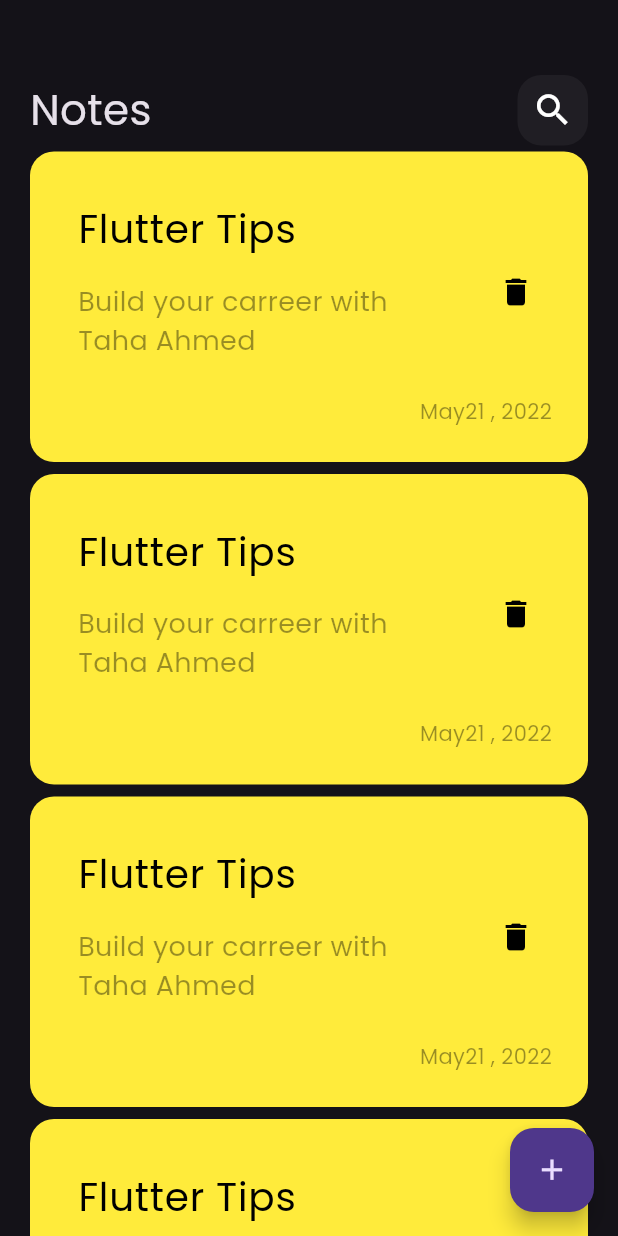
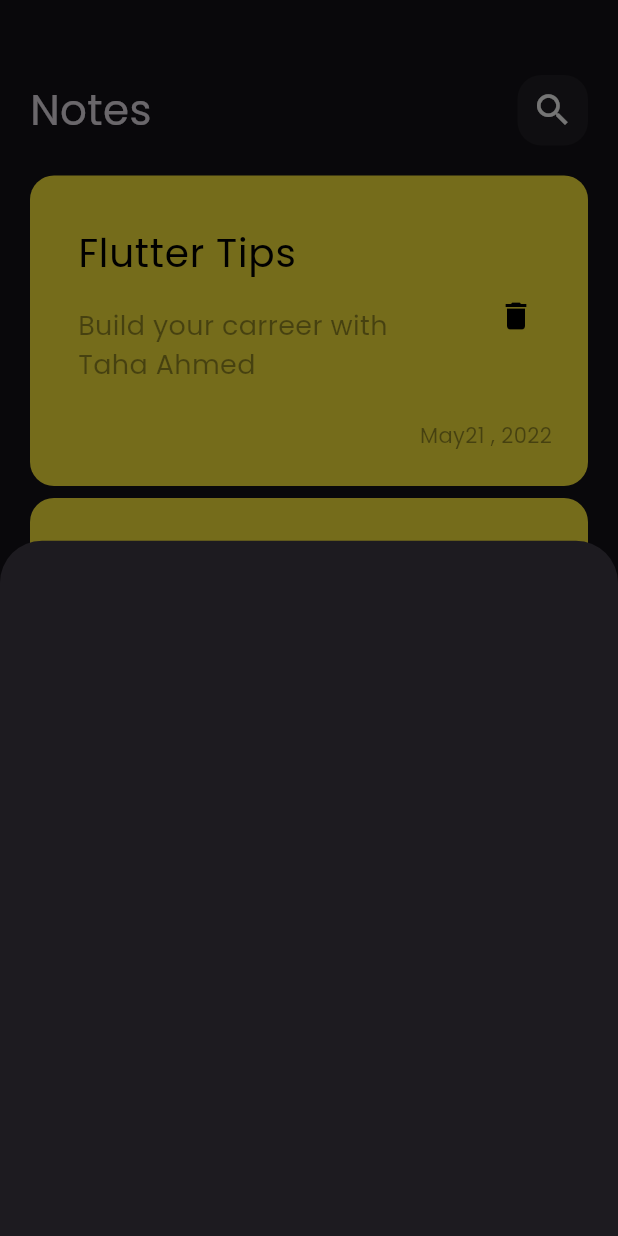
Before and after one commit to TahaAhmed-hup/Notes-App, a Flutter app: the screen it shows after launch, after a tap on the "add" icon, on a phone screen of 412 x 824 dp. Run offline on Flutter 3.47's test engine with Material 3 defaults, Android fonts, the phone set to English and light mode, and no system bars.

Commit message:
show model bottom sheet

```diff
--- a/lib/view/notes_views.dart
+++ b/lib/view/notes_views.dart
@@ -1,4 +1,5 @@
 import 'package:flutter/material.dart';
+import 'package:notebad/widgets/add_note_bottom_sheet.dart';
 import 'package:notebad/widgets/notes_view_body.dart';
 
 class NotesViews extends StatelessWidget {
@@ -8,7 +9,13 @@
   Widget build(BuildContext context) {
     return Scaffold(
       floatingActionButton: FloatingActionButton(
-        onPressed: () {},
+        onPressed: () {
+          showModalBottomSheet(
+              context: context,
+              builder: (context) {
+                return AddNoteBottomSheet();
+              });
+        },
         child: const Icon(
           Icons.add,
           size: 23,
--- /dev/null
+++ b/lib/widgets/add_note_bottom_sheet.dart
@@ -0,0 +1,10 @@
+import 'package:flutter/material.dart';
+
+class AddNoteBottomSheet extends StatelessWidget {
+  const AddNoteBottomSheet({super.key});
+
+  @override
+  Widget build(BuildContext context) {
+    return Container();
+  }
+}
--- a/lib/widgets/notes_list_view.dart
+++ b/lib/widgets/notes_list_view.dart
@@ -6,11 +6,16 @@
 
   @override
   Widget build(BuildContext context) {
-    return ListView.builder(itemBuilder: (context, item) {
-      return const Padding(
-        padding: EdgeInsets.symmetric(vertical: 4),
-        child: NoteItem(),
-      );
-    });
+    return Padding(
+      padding: const EdgeInsets.symmetric(vertical: 16),
+      child: ListView.builder(
+          padding: EdgeInsets.zero,
+          itemBuilder: (context, item) {
+            return const Padding(
+              padding: EdgeInsets.symmetric(vertical: 4),
+              child: NoteItem(),
+            );
+          }),
+    );
   }
 }
```
